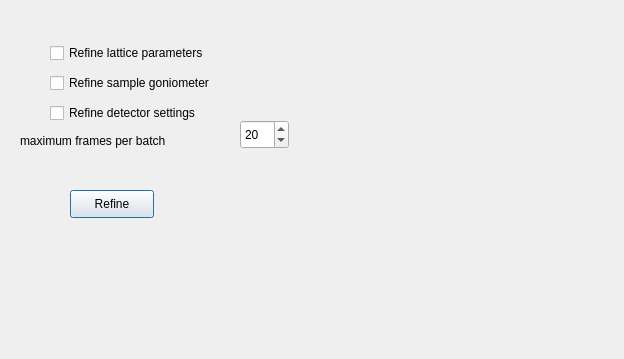
Old version of the form apps/nsxqt/ui/DialogRefineUnitCell.ui in the repository k61n/openhkl.
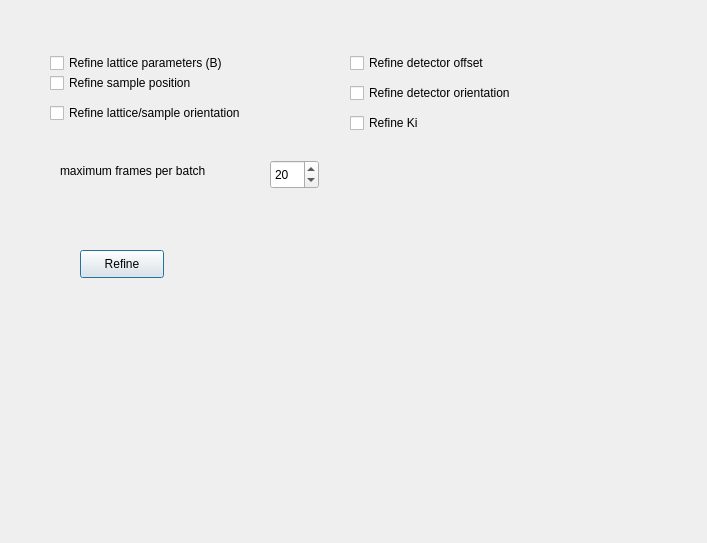
New version of the form.

```diff
--- a/apps/nsxqt/ui/DialogRefineUnitCell.ui
+++ b/apps/nsxqt/ui/DialogRefineUnitCell.ui
@@ -6,8 +6,8 @@
    <rect>
     <x>0</x>
     <y>0</y>
-    <width>624</width>
-    <height>359</height>
+    <width>707</width>
+    <height>543</height>
    </rect>
   </property>
   <property name="minimumSize">
@@ -26,13 +26,13 @@
    <property name="geometry">
     <rect>
      <x>50</x>
-     <y>40</y>
-     <width>191</width>
+     <y>50</y>
+     <width>231</width>
      <height>26</height>
     </rect>
    </property>
    <property name="text">
-    <string>Refine lattice parameters</string>
+    <string>Refine lattice parameters (B)</string>
    </property>
   </widget>
   <widget class="QCheckBox" name="checkBoxRefineSample">
@@ -45,27 +45,27 @@
     </rect>
    </property>
    <property name="text">
-    <string>Refine sample goniometer</string>
+    <string>Refine sample position</string>
    </property>
   </widget>
   <widget class="QCheckBox" name="checkBoxRefineDetector">
    <property name="geometry">
     <rect>
-     <x>50</x>
-     <y>100</y>
+     <x>350</x>
+     <y>50</y>
      <width>181</width>
      <height>26</height>
     </rect>
    </property>
    <property name="text">
-    <string>Refine detector settings</string>
+    <string>Refine detector offset</string>
    </property>
   </widget>
   <widget class="QSpinBox" name="spinBoxFramesPerBatch">
    <property name="geometry">
     <rect>
-     <x>240</x>
-     <y>120</y>
+     <x>270</x>
+     <y>160</y>
      <width>49</width>
      <height>29</height>
     </rect>
@@ -83,8 +83,8 @@
   <widget class="QLabel" name="label">
    <property name="geometry">
     <rect>
-     <x>20</x>
-     <y>130</y>
+     <x>60</x>
+     <y>160</y>
      <width>201</width>
      <height>21</height>
     </rect>
@@ -96,8 +96,8 @@
   <widget class="QPushButton" name="pushButtonRefine">
    <property name="geometry">
     <rect>
-     <x>70</x>
-     <y>190</y>
+     <x>80</x>
+     <y>250</y>
      <width>84</width>
      <height>28</height>
     </rect>
@@ -106,6 +106,45 @@
     <string>Refine</string>
    </property>
   </widget>
+  <widget class="QCheckBox" name="checkBoxRefineSampleOrientation">
+   <property name="geometry">
+    <rect>
+     <x>50</x>
+     <y>100</y>
+     <width>251</width>
+     <height>26</height>
+    </rect>
+   </property>
+   <property name="text">
+    <string>Refine lattice/sample orientation</string>
+   </property>
+  </widget>
+  <widget class="QCheckBox" name="checkBoxRefineDetectorOrientation">
+   <property name="geometry">
+    <rect>
+     <x>350</x>
+     <y>80</y>
+     <width>221</width>
+     <height>26</height>
+    </rect>
+   </property>
+   <property name="text">
+    <string>Refine detector orientation</string>
+   </property>
+  </widget>
+  <widget class="QCheckBox" name="checkBoxRefineKi">
+   <property name="geometry">
+    <rect>
+     <x>350</x>
+     <y>110</y>
+     <width>111</width>
+     <height>26</height>
+    </rect>
+   </property>
+   <property name="text">
+    <string>Refine Ki</string>
+   </property>
+  </widget>
  </widget>
  <resources/>
  <connections/>
```
Left out of the diff: 4 changed lines with no effect on the pictures.
